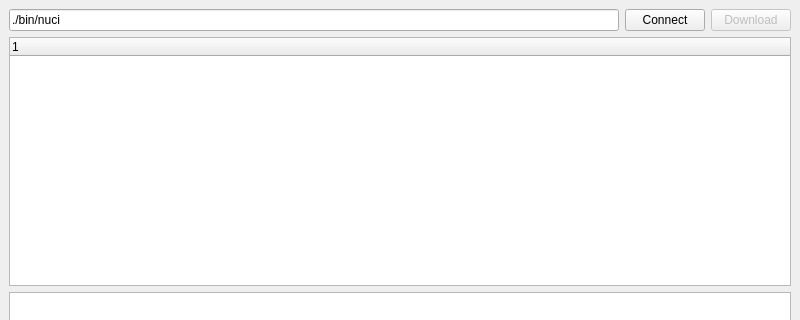
CZ-NIC/nuci, file tools/test_gui/config.ui: the form before one commit; both pictures show x 0 to 800 and y 0 to 320 of the 800 by 600 pixel window.
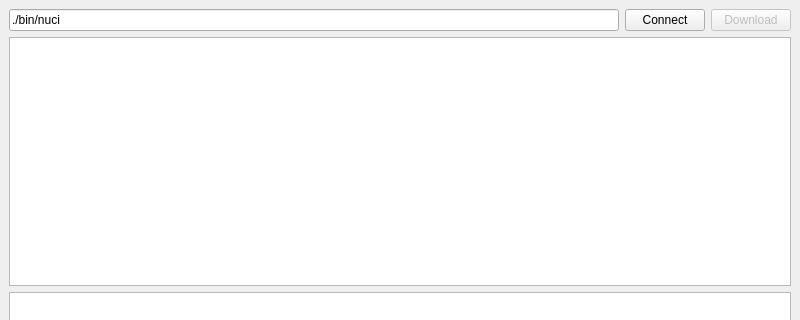
The form after the commit.

Commit message:
List config files after download
It crashes when clicked onto them

Diff of the .ui file:
```diff
--- a/tools/test_gui/config.ui
+++ b/tools/test_gui/config.ui
@@ -44,13 +44,7 @@
      </layout>
     </item>
     <item>
-     <widget class="QTreeWidget" name="configView">
-      <column>
-       <property name="text">
-        <string notr="true">1</string>
-       </property>
-      </column>
-     </widget>
+     <widget class="QTreeView" name="configView"/>
     </item>
     <item>
      <widget class="QTextEdit" name="xmlEdit"/>
```
The commit also changes 4 other files.
